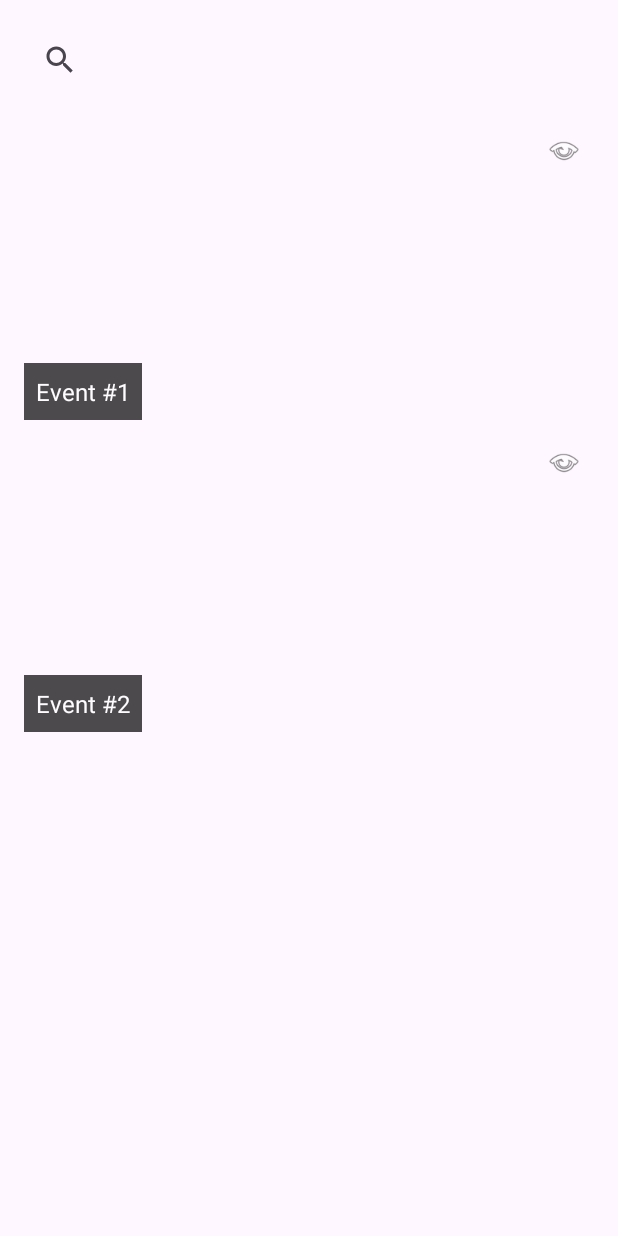
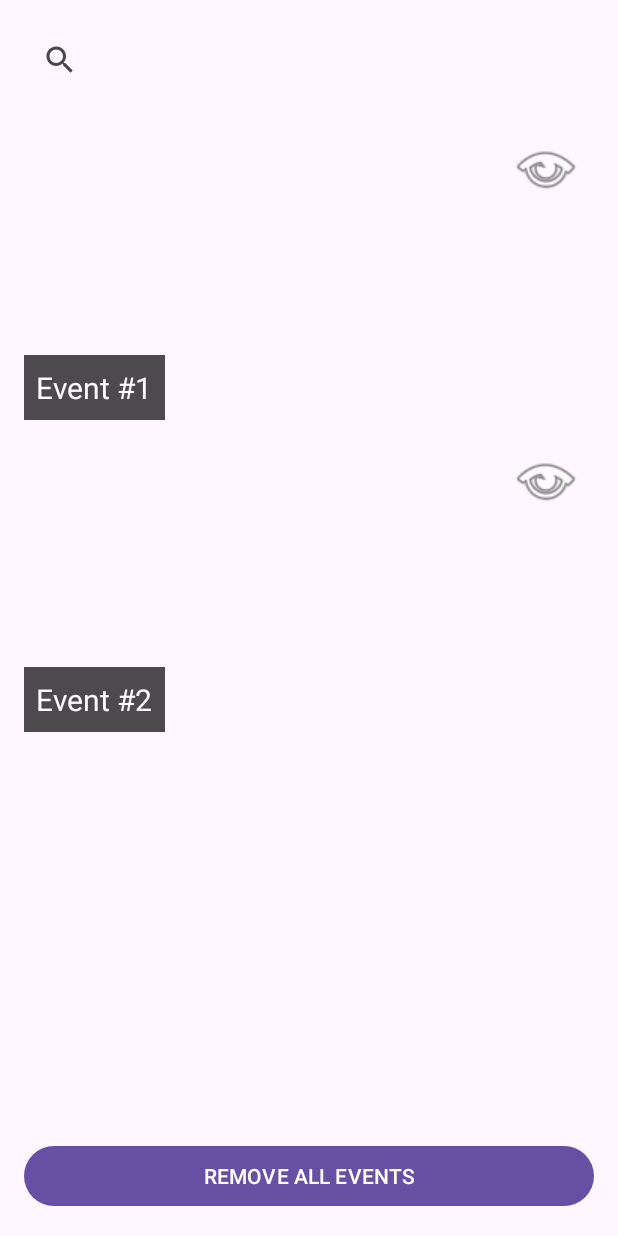
Before and after one commit to CMPUT301F24jigsaw/jigsaw-EventHub, an Android app: the fragment EventActivity shown on its own in the app's theme, on a phone screen of 412 x 824 dp. Run offline under Robolectric (Android 15) with nearby library versions, the phone set to English and light mode, and no system bars.

Commit message:
Event's page

```diff
--- a/app/src/main/java/com/example/eventhub_jigsaw/AdminHomePage.java
+++ b/app/src/main/java/com/example/eventhub_jigsaw/AdminHomePage.java
@@ -32,7 +32,7 @@ public class AdminHomePage extends AppCompatActivity {
             if (item.getItemId() == R.id.profile) {
                 fragment = new ProfilesFragment();
             } else if (item.getItemId() == R.id.events) {
-                fragment = new ProfilesFragment(); // Create this fragment
+                fragment = new EventActivity(); // Create this fragment
             } else if (item.getItemId() == R.id.facilities) {
                 fragment = new ProfilesFragment(); // Create this fragment
             }
--- a/app/src/main/java/com/example/eventhub_jigsaw/EventActivity.java
+++ b/app/src/main/java/com/example/eventhub_jigsaw/EventActivity.java
@@ -4,6 +4,8 @@ import android.os.Bundle;
 import android.view.LayoutInflater;
 import android.view.View;
 import android.view.ViewGroup;
+import android.widget.Button;
+import android.widget.Toast;
 
 import androidx.annotation.NonNull;
 import androidx.annotation.Nullable;
@@ -16,6 +18,9 @@ import java.util.List;
 
 public class EventActivity extends Fragment {
 
+    private List<Events> eventList; // Declare eventList as a class variable
+    private EventAdapter adapter;
+
     @Nullable
     @Override
     public View onCreateView(@NonNull LayoutInflater inflater, @Nullable ViewGroup container, @Nullable Bundle savedInstanceState) {
@@ -27,7 +32,7 @@ public class EventActivity extends Fragment {
         recyclerView.setLayoutManager(new LinearLayoutManager(getContext()));
 
         // Sample event data
-        List<Events> eventList = new ArrayList<>();
+        eventList = new ArrayList<>();
         eventList.add(new Events("Event #1", R.drawable.event_image_placeholder));
         eventList.add(new Events("Event #2", R.drawable.event_image_placeholder));
 
@@ -35,6 +40,29 @@ public class EventActivity extends Fragment {
         EventAdapter adapter = new EventAdapter(eventList);
         recyclerView.setAdapter(adapter);
 
+        Button removeAllButton = view.findViewById(R.id.bottomButton);
+        removeAllButton.setOnClickListener(new View.OnClickListener() {
+            @Override
+            public void onClick(View v) {
+                removeAllEvents();
+            }
+        });
+
         return view;
     }
+
+    private void removeAllEvents() {
+
+        if (eventList.isEmpty()) {
+            Toast.makeText(getContext(), "No events to remove.", Toast.LENGTH_SHORT).show();
+            return; // Exit the method if there are no events
+        }
+        // Clear the event list
+        eventList.clear();
+        // Notify the adapter that the data has changed
+        adapter.notifyDataSetChanged();
+
+        // Optionally, show a message or an empty state
+        Toast.makeText(getContext(), "All events removed.", Toast.LENGTH_SHORT).show();
+    }
 }
--- a/app/src/main/java/com/example/eventhub_jigsaw/EventAdapter.java
+++ b/app/src/main/java/com/example/eventhub_jigsaw/EventAdapter.java
@@ -38,14 +38,19 @@ public class EventAdapter extends RecyclerView.Adapter<EventAdapter.EventViewHol
         return eventList.size();
     }
 
+    public void clearEvents() {
+        eventList.clear(); // Clear the list
+        notifyDataSetChanged(); // Notify that the data has changed
+    }
+
     public static class EventViewHolder extends RecyclerView.ViewHolder {
-        ImageView eventImage, deleteIcon;
+        ImageView eventImage, viewIcon;
         TextView eventName;
 
         public EventViewHolder(@NonNull View itemView) {
             super(itemView);
             eventImage = itemView.findViewById(R.id.eventImage);
-            deleteIcon = itemView.findViewById(R.id.deleteIcon);
+            viewIcon = itemView.findViewById(R.id.ViewIcon);
             eventName = itemView.findViewById(R.id.eventName);
         }
     }
--- a/app/src/main/res/layout/events_page.xml
+++ b/app/src/main/res/layout/events_page.xml
@@ -22,4 +22,16 @@
         app:layout_constraintBottom_toBottomOf="parent"
         app:layout_constraintStart_toStartOf="parent"
         app:layout_constraintEnd_toEndOf="parent" />
+
+    <Button
+        android:id="@+id/bottomButton"
+        android:layout_width="match_parent"
+        android:layout_height="wrap_content"
+        android:text="REMOVE ALL EVENTS"
+        android:layout_margin="16dp"
+        app:layout_constraintBottom_toBottomOf="parent"
+        app:layout_constraintStart_toStartOf="parent"
+        app:layout_constraintEnd_toEndOf="parent" />
+
+
 </androidx.constraintlayout.widget.ConstraintLayout>
--- a/app/src/main/res/layout/items_event.xml
+++ b/app/src/main/res/layout/items_event.xml
@@ -19,16 +19,16 @@
         android:padding="8dp"
         android:text="Event #1"
         android:textColor="@android:color/white"
-        android:textSize="16sp"
+        android:textSize="20sp"
         android:alpha="0.7" />
 
-    <ImageView
-        android:id="@+id/deleteIcon"
-        android:layout_width="24dp"
-        android:layout_height="24dp"
+    <ImageButton
+        android:id="@+id/ViewIcon"
+        android:layout_width="48dp"
+        android:layout_height="48dp"
         android:layout_gravity="top|end"
         android:layout_margin="8dp"
-        android:src="@android:drawable/ic_menu_view"
+        android:background="@android:drawable/ic_menu_view"
         android:contentDescription="Delete event" />
 
 </FrameLayout>
```
